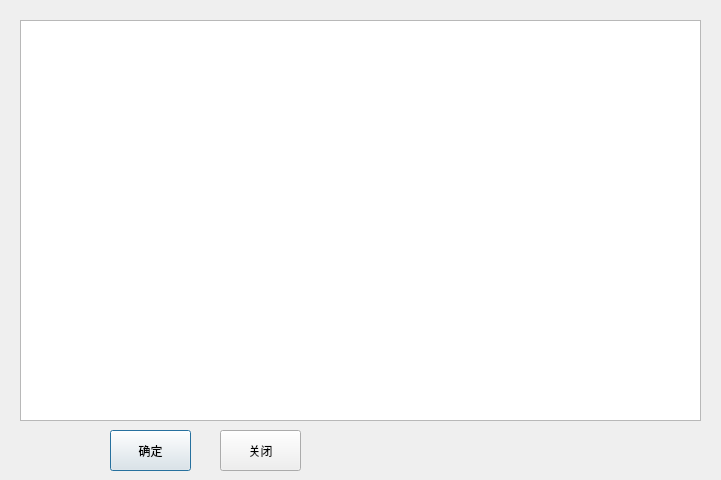
Old version of the form src/recentwindow.ui in the repository guanqian1994/EquipmentManagementSystem.
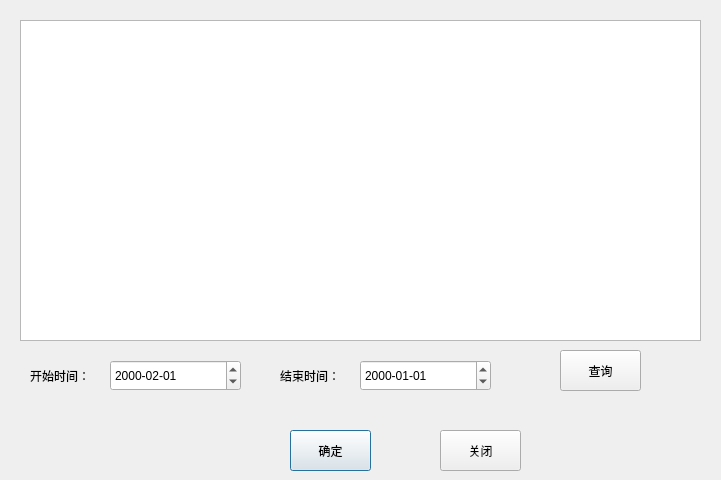
New version of the form.

The edit to the form file:
```diff
--- a/src/recentwindow.ui
+++ b/src/recentwindow.ui
@@ -19,14 +19,14 @@
      <x>20</x>
      <y>20</y>
      <width>681</width>
-     <height>401</height>
+     <height>321</height>
     </rect>
    </property>
   </widget>
   <widget class="QPushButton" name="ok">
    <property name="geometry">
     <rect>
-     <x>110</x>
+     <x>290</x>
      <y>430</y>
      <width>81</width>
      <height>41</height>
@@ -39,7 +39,7 @@
   <widget class="QPushButton" name="exit">
    <property name="geometry">
     <rect>
-     <x>220</x>
+     <x>440</x>
      <y>430</y>
      <width>81</width>
      <height>41</height>
@@ -49,6 +49,78 @@
     <string>关闭</string>
    </property>
   </widget>
+  <widget class="QPushButton" name="pushButton">
+   <property name="geometry">
+    <rect>
+     <x>560</x>
+     <y>350</y>
+     <width>81</width>
+     <height>41</height>
+    </rect>
+   </property>
+   <property name="text">
+    <string>查询</string>
+   </property>
+  </widget>
+  <widget class="QLabel" name="label">
+   <property name="geometry">
+    <rect>
+     <x>30</x>
+     <y>360</y>
+     <width>61</width>
+     <height>31</height>
+    </rect>
+   </property>
+   <property name="text">
+    <string>开始时间：</string>
+   </property>
+  </widget>
+  <widget class="QLabel" name="label_2">
+   <property name="geometry">
+    <rect>
+     <x>280</x>
+     <y>360</y>
+     <width>61</width>
+     <height>31</height>
+    </rect>
+   </property>
+   <property name="text">
+    <string>结束时间：</string>
+   </property>
+  </widget>
+  <widget class="QDateEdit" name="dateEdit">
+   <property name="geometry">
+    <rect>
+     <x>110</x>
+     <y>360</y>
+     <width>131</width>
+     <height>31</height>
+    </rect>
+   </property>
+   <property name="displayFormat">
+    <string>yyyy-MM-dd</string>
+   </property>
+   <property name="date">
+    <date>
+     <year>2000</year>
+     <month>2</month>
+     <day>1</day>
+    </date>
+   </property>
+  </widget>
+  <widget class="QDateEdit" name="dateEdit_2">
+   <property name="geometry">
+    <rect>
+     <x>360</x>
+     <y>360</y>
+     <width>131</width>
+     <height>31</height>
+    </rect>
+   </property>
+   <property name="displayFormat">
+    <string>yyyy-MM-dd</string>
+   </property>
+  </widget>
  </widget>
  <resources/>
  <connections/>
```
Left out of the diff: 2 changed lines with no effect on the pictures.
